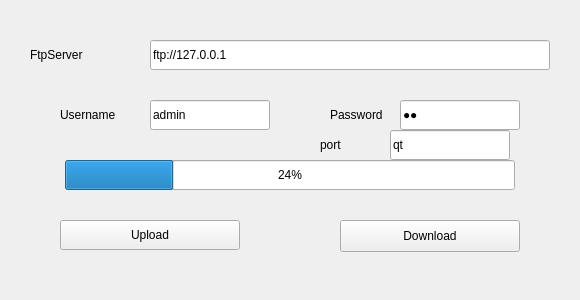
Old version of the form FTP-client/mainwindow.ui in the repository netpipe/qFTP-Server-Client.
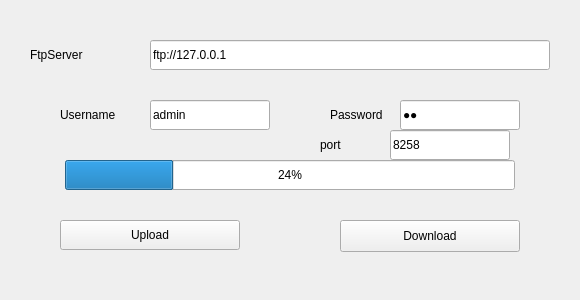
New version of the form. Icons and pictures are not drawn.

```diff
--- a/FTP-client/mainwindow.ui
+++ b/FTP-client/mainwindow.ui
@@ -197,7 +197,7 @@
      </rect>
     </property>
     <property name="text">
-     <string>qt</string>
+     <string>8258</string>
     </property>
     <property name="echoMode">
      <enum>QLineEdit::Normal</enum>
```
